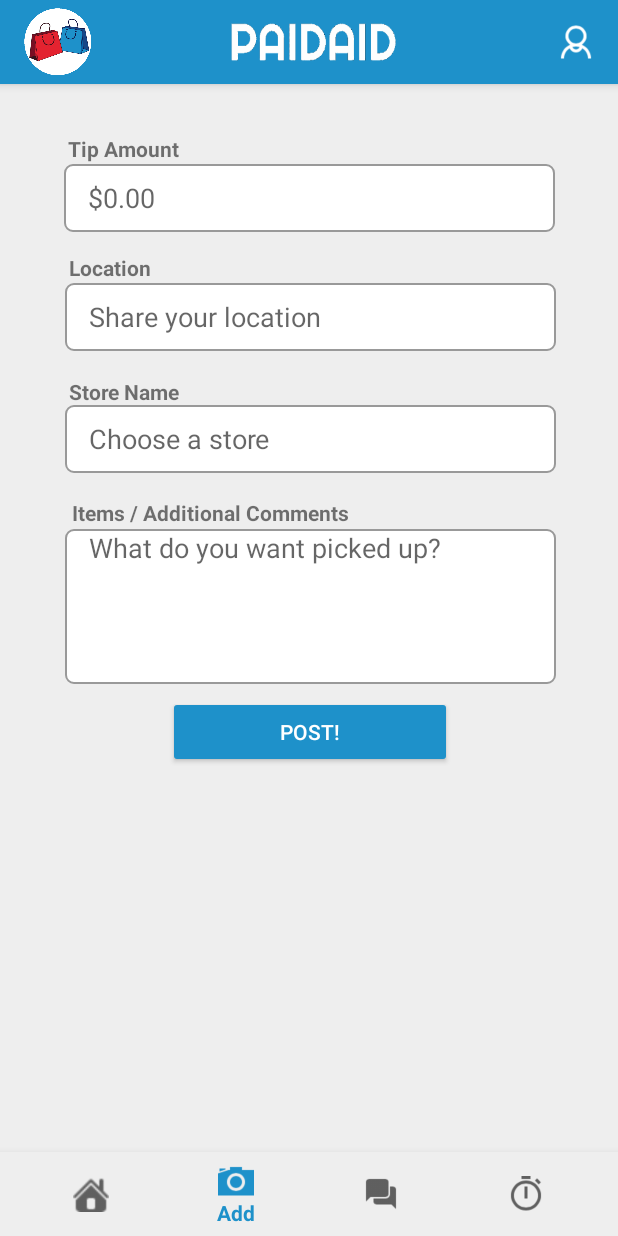
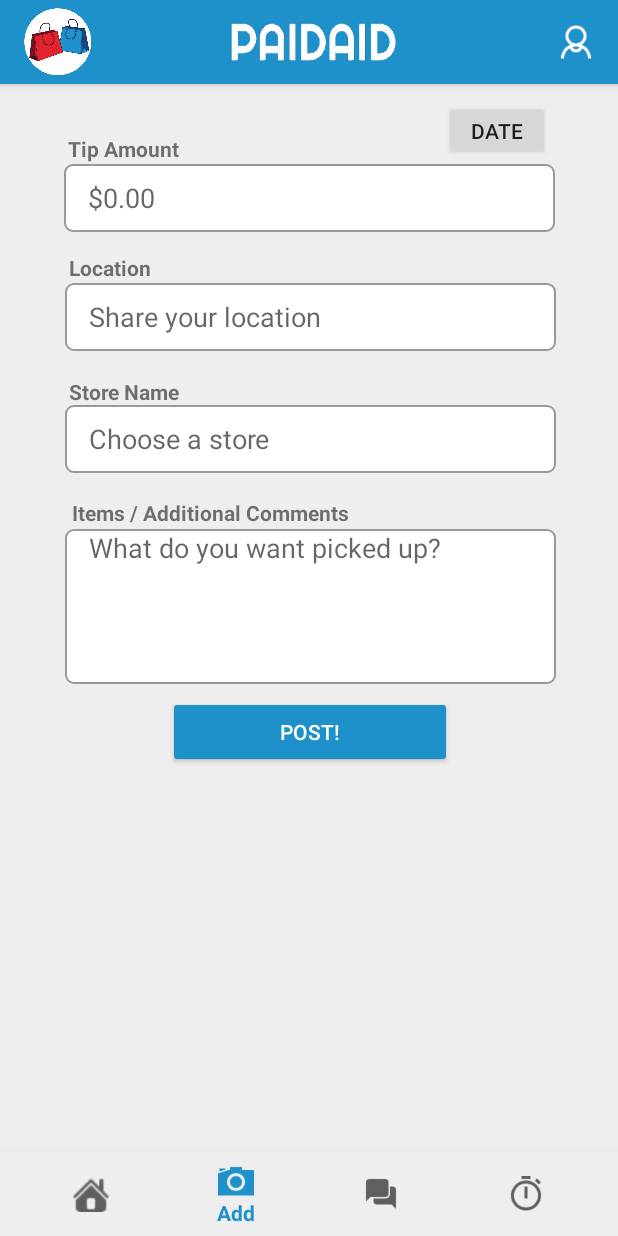
Before and after one commit to jakeknowles/PaidAid, an Android app: the screen it shows after launch (HomeActivity), item 2 of the bottom bar chosen, on a phone screen of 412 x 824 dp. Run offline under Robolectric (Android 15) with nearby library versions, the phone set to English and light mode, and no system bars.

Commit message:
added readme.txt with our requirements

```diff
--- a/app/src/main/res/layout/fragment_add_request_button.xml
+++ b/app/src/main/res/layout/fragment_add_request_button.xml
@@ -194,5 +194,15 @@
         app:layout_constraintGuide_begin="20dp"
         android:orientation="vertical" />
 
+    <Button
+        android:id="@+id/date_picker_button"
+        android:layout_width="70dp"
+        android:layout_height="39dp"
+        android:text="Date"
+        app:layout_constraintTop_toTopOf="parent"
+        android:layout_marginTop="11dp"
+        android:layout_marginRight="46dp"
+        app:layout_constraintRight_toRightOf="parent" />
+
 
 </android.support.constraint.ConstraintLayout>
--- a/app/src/main/res/values/strings.xml
+++ b/app/src/main/res/values/strings.xml
@@ -40,5 +40,4 @@
     <string name="items_comments">What do you want picked up?</string>
 
 
-
 </resources>
```
Also changed, not shown: app/src/main/java/uw/tacoma/edu/paidaid/controller/readme.txt (added).
